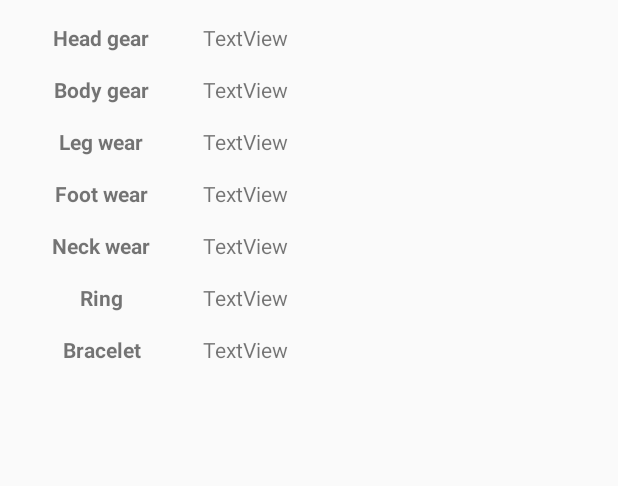
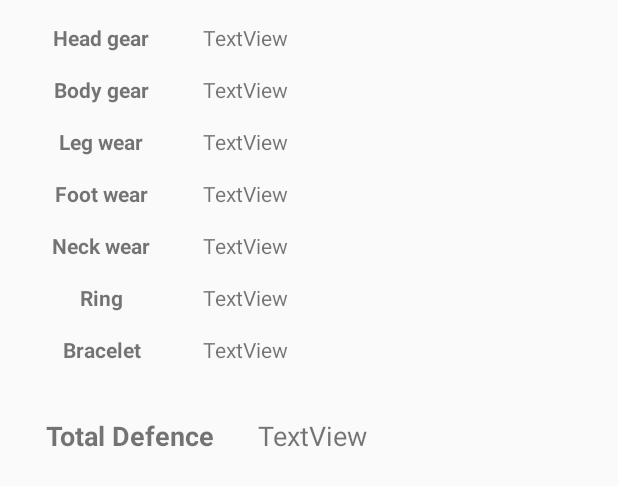
Before and after one commit to T7199384/Lifeventure, an Android app: the layout layout_dialog_gear.xml on its own in the app's theme, with its tools: preview values and no code run, on a phone screen of 412 x 824 dp. Shown: the top 486 px of the screen. Run offline under Robolectric (Android 15) with nearby library versions, the phone set to English and light mode, and no system bars.

Commit message:
Gear system added, and saved to shared prefs.

```diff
--- a/app/src/main/res/layout/activity_profile.xml
+++ b/app/src/main/res/layout/activity_profile.xml
@@ -70,7 +70,7 @@
                 android:layout_height="match_parent">
 
                 <Button
-                    android:id="@+id/button4"
+                    android:id="@+id/gearButton"
                     android:layout_width="wrap_content"
                     android:layout_height="wrap_content"
                     android:layout_marginTop="10dp"
--- a/app/src/main/res/layout/layout_dialog_gear.xml
+++ b/app/src/main/res/layout/layout_dialog_gear.xml
@@ -166,7 +166,7 @@
             android:textStyle="bold" />
 
         <TextView
-            android:id="@+id/Display"
+            android:id="@+id/braceletDisplay"
             android:layout_width="wrap_content"
             android:layout_height="wrap_content"
             android:layout_marginEnd="30dp"
@@ -174,6 +174,32 @@
             android:textAlignment="center" />
     </TableRow>
 
+    <TableRow
+        android:layout_width="wrap_content"
+        android:layout_height="wrap_content"
+        android:layout_marginTop="35dp">
+
+        <TextView
+            android:id="@+id/totalDefenceText"
+            android:layout_width="wrap_content"
+            android:layout_height="wrap_content"
+            android:layout_marginStart="30dp"
+            android:layout_marginEnd="30dp"
+            android:text="Total Defence"
+            android:textAlignment="center"
+            android:textSize="18sp"
+            android:textStyle="bold" />
+
+        <TextView
+            android:id="@+id/totalDisplay"
+            android:layout_width="wrap_content"
+            android:layout_height="wrap_content"
+            android:layout_marginEnd="30dp"
+            android:text="TextView"
+            android:textAlignment="center"
+            android:textSize="18sp" />
+    </TableRow>
+
 
 
 
```
Also changed, not shown: app/src/main/java/com/example/lifeventure/Dialogs/GearDialog.java (added, +51 -0 lines), app/src/main/java/com/example/lifeventure/ProfileActivity.java (+41 -20 lines).
